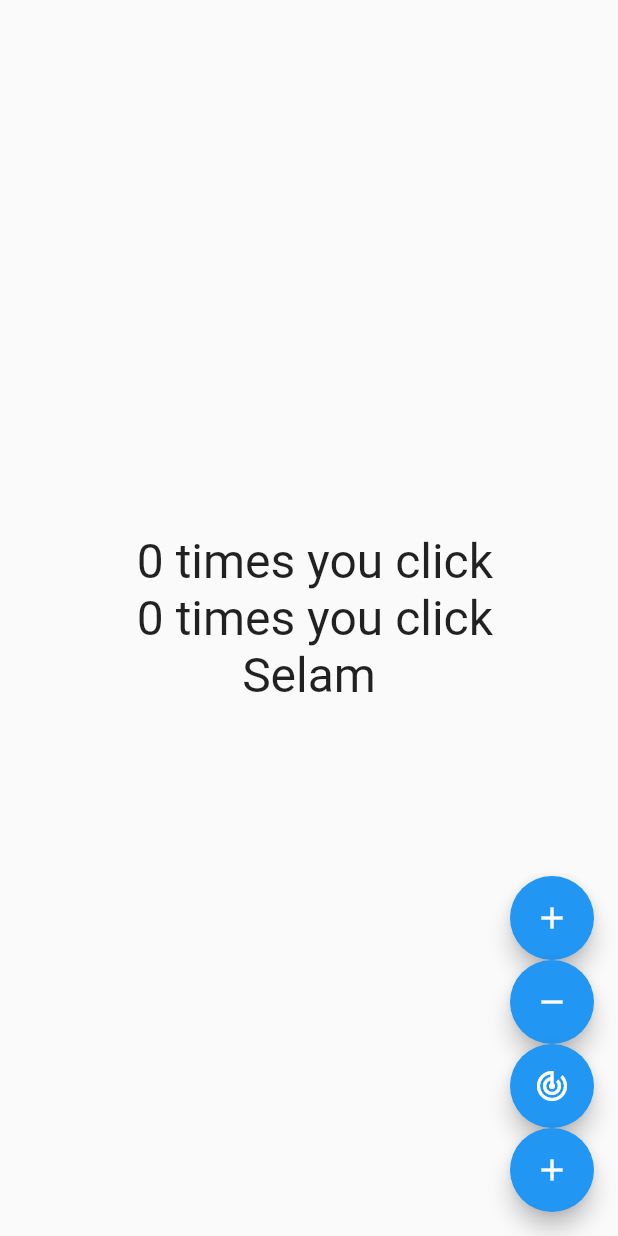
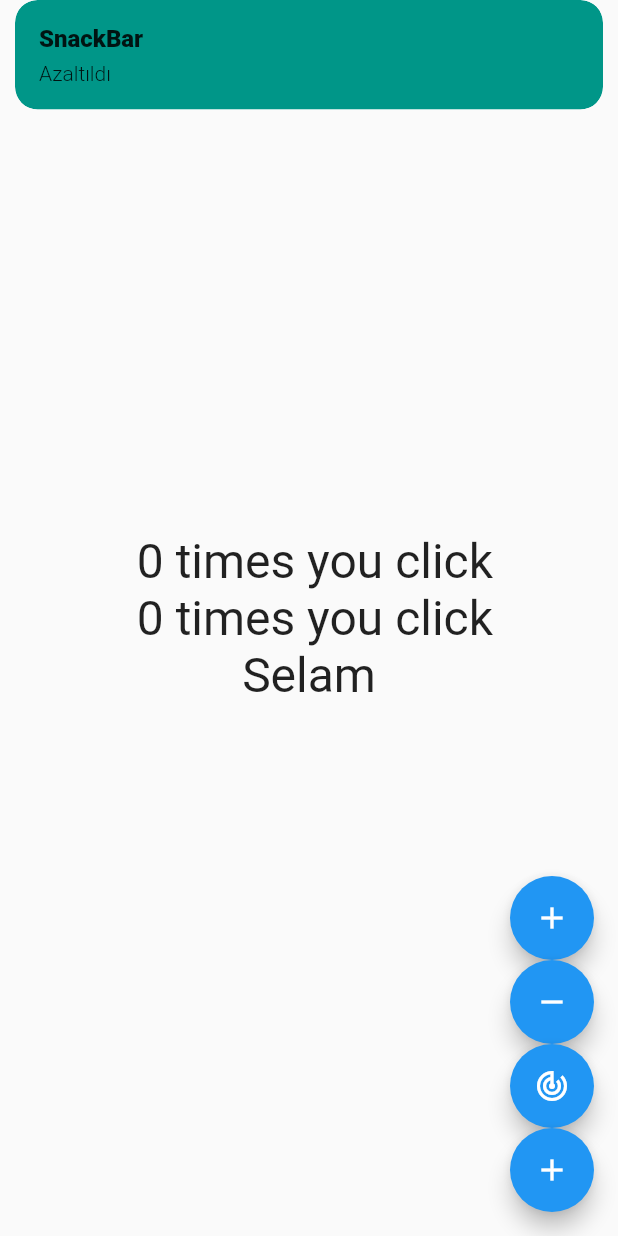
Before and after one commit to ibrahim-demirci/flutter_getx_package_examples, a Flutter app: the screen it shows after launch, after a tap on the "add" icon, after a tap on the "remove" icon, on a phone screen of 412 x 824 dp. Run offline on Flutter 3.47's test engine with Material 2 defaults, Android fonts, the phone set to English and light mode, and no system bars; our stand-ins replace get.

Commit message:
Added snackbar with getx

```diff
--- a/lib/main.dart
+++ b/lib/main.dart
@@ -26,6 +26,11 @@ class MyHomePage extends StatelessWidget {
             heroTag: '1',
             onPressed: () {
               _controller.increase();
+              Get.snackbar(
+                'SnackBar',
+                'Arttırıldı',
+                backgroundColor: Colors.teal,
+              );
               print(_controller.count);
             },
             child: Icon(Icons.add),
@@ -34,6 +39,11 @@ class MyHomePage extends StatelessWidget {
             heroTag: '2',
             onPressed: () {
               _controller.decrease();
+              Get.snackbar(
+                'SnackBar',
+                'Azaltıldı',
+                backgroundColor: Colors.teal,
+              );
               print(_controller.count);
             },
             child: Icon(Icons.remove),
```
